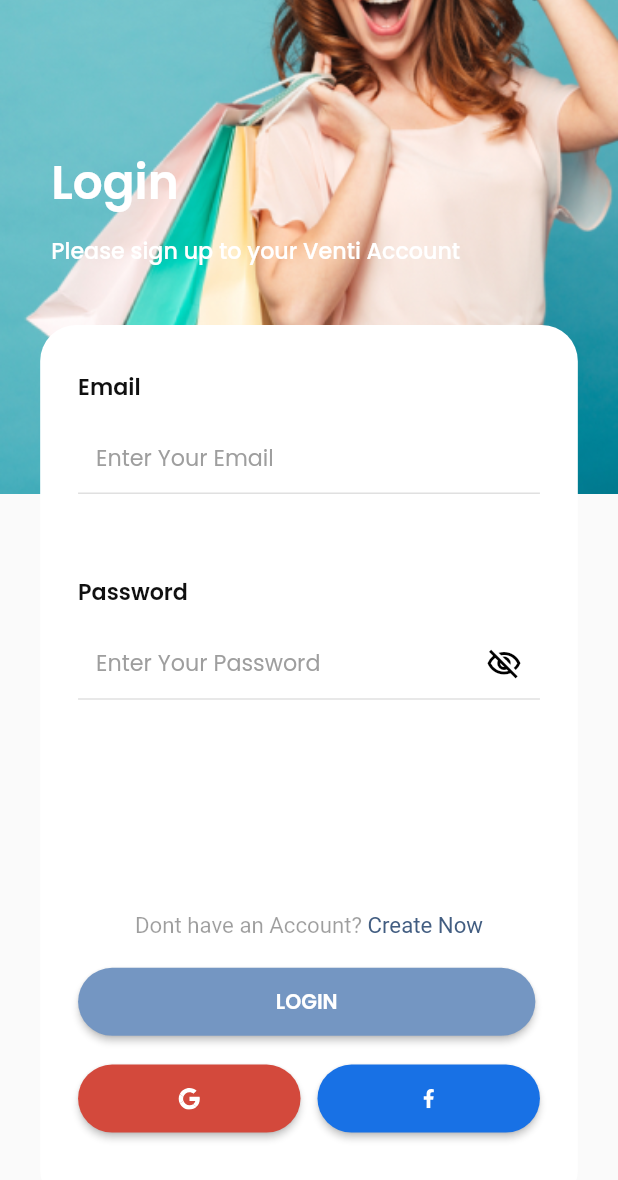
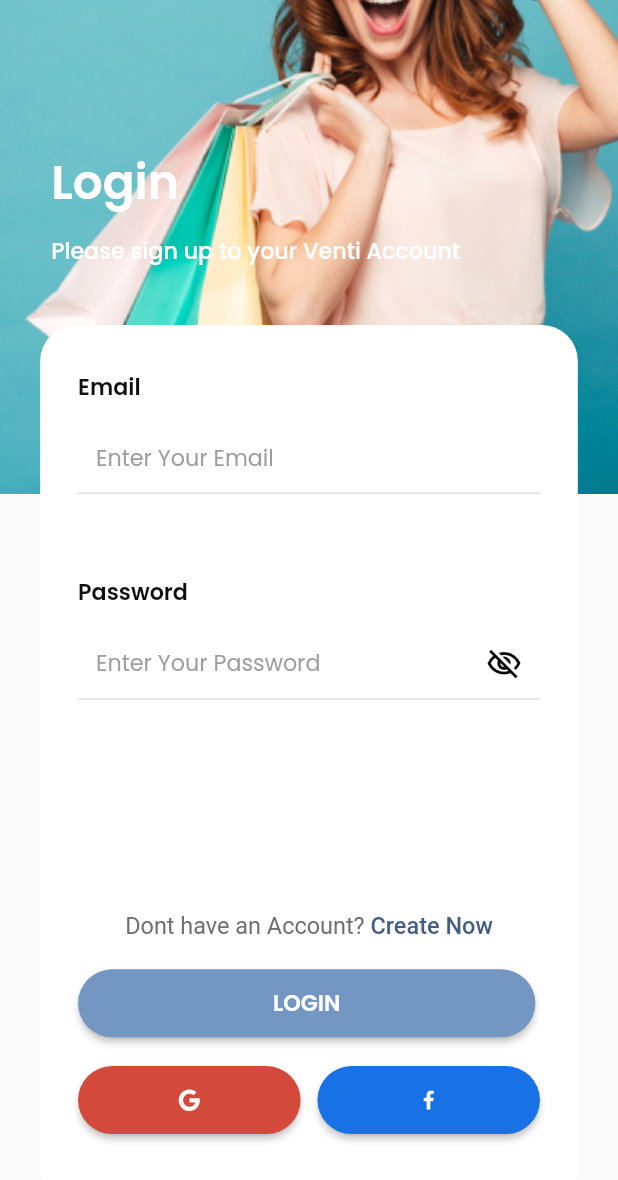
Before and after one commit to Usman3232/ecommerce_app, a Flutter app: the screen it shows after launch, after a tap on an icon or button, on a phone screen of 412 x 824 dp. Shown: the top 1180 px of the screen. Run offline on Flutter 3.47's test engine with Material 2 defaults, Android fonts, the phone set to English and light mode, and no system bars; our stand-ins replace animated_bottom_navigation_bar, country_picker, dotted_border, flutter_multi_formatter, flutter_neumorphic, flutter_slidable and 10 more; missing offline and left inert: custom_info_window.

Commit message:
initial clean ui

```diff
--- a/lib/views/pages/auth flow/login/login.dart
+++ b/lib/views/pages/auth flow/login/login.dart
@@ -1,9 +1,6 @@
 import 'package:ecommerce_app/constants/colors.dart';
 import 'package:ecommerce_app/constants/icons.dart';
 import 'package:ecommerce_app/constants/images.dart';
-
-
-
 import 'package:ecommerce_app/controllers/button_controller.dart';
 import 'package:ecommerce_app/utils/root.dart';
 import 'package:ecommerce_app/utils/size_config.dart';
@@ -120,14 +117,14 @@ class LoginPage extends StatelessWidget {
                               TextSpan(
                                   text: 'Dont have an Account?',
                                   style: TextStyle(
-                                      fontSize: SizeConfig.textMultiplier * 1.8,
+                                      fontSize: SizeConfig.textMultiplier * 1.9,
                                       fontWeight: FontWeight.w400,
-                                      color: Colors.black38)),
+                                      color: Color(0xff6F6F6F))),
                               TextSpan(
                                   text: ' Create Now',
                                   style: TextStyle(
-                                      fontSize: SizeConfig.textMultiplier * 1.8,
-                                      fontWeight: FontWeight.w400,
+                                      fontSize: SizeConfig.textMultiplier * 1.9,
+                                      fontWeight: FontWeight.w500,
                                       color: const Color(0xff425D81))),
                             ],
                           ),
@@ -151,7 +148,7 @@ class LoginPage extends StatelessWidget {
                         title: "LOGIN",
                         textcolour: Colors.white,
                         fontWeight: FontWeight.w600,
-                        fontSize: SizeConfig.textMultiplier * 1.65,
+                        fontSize: SizeConfig.textMultiplier * 1.8,
                       ),
                       SizedBox(
                         height: SizeConfig.heightMultiplier * 2,
--- a/lib/views/pages/buyer bottom nav bar/home/components/anytime_seller_section.dart
+++ b/lib/views/pages/buyer bottom nav bar/home/components/anytime_seller_section.dart
@@ -1,6 +1,4 @@
 import 'package:ecommerce_app/constants/height.dart';
-
-
 import 'package:ecommerce_app/models/homemodels/anytimesellermodel.dart';
 import 'package:ecommerce_app/utils/size_config.dart';
 import 'package:ecommerce_app/views/pages/buyer%20bottom%20nav%20bar/home/components/anytimesellercard.dart';
@@ -60,7 +58,7 @@ class AnyTimeSellerSection extends StatelessWidget {
                 child: ListView.builder(
                   itemCount: anytimeseller_model.length,
                   scrollDirection: Axis.horizontal,
-                  physics: BouncingScrollPhysics(),
+                  physics: const BouncingScrollPhysics(),
                   shrinkWrap: true,
                   itemBuilder: (context, index) {
                     return Padding(
@@ -79,7 +77,7 @@ class AnyTimeSellerSection extends StatelessWidget {
                             isstore: "isanytime",
                           ));
                         },
-                        islocation: true,
+                        islocation: false,
                       ),
                     );
                   },
--- a/lib/views/pages/buyer bottom nav bar/home/components/curatedshopcard.dart
+++ b/lib/views/pages/buyer bottom nav bar/home/components/curatedshopcard.dart
@@ -1,8 +1,6 @@
 import 'package:ecommerce_app/constants/colors.dart';
 import 'package:ecommerce_app/constants/height.dart';
 import 'package:ecommerce_app/constants/icons.dart';
-
-
 import 'package:ecommerce_app/constants/width.dart';
 import 'package:ecommerce_app/utils/size_config.dart';
 import 'package:ecommerce_app/views/widgets/TextView.dart';
@@ -113,10 +111,10 @@ class _CuratedShopCardState extends State<CuratedShopCard> {
                 width: SizeConfig.widthMultiplier * 1.6,
               ),
               TextView(
-                text: widget.reviews.toString() + "( Reviews)",
+                text: "(" + widget.reviews.toString() + " Reviews)",
                 fontWeight: FontWeight.w400,
                 size: SizeConfig.textMultiplier * 1.4,
-                color: Color(0xff7E7C7C),
+                color: Color(0xffB7B7B7),
               ),
             ],
           )
--- a/lib/views/pages/buyer bottom nav bar/home/components/new_adds.dart
+++ b/lib/views/pages/buyer bottom nav bar/home/components/new_adds.dart
@@ -36,7 +36,7 @@ class NewAdds extends StatelessWidget {
               count: pages.length,
               effect: ExpandingDotsEffect(
                 activeDotColor: Colors.black,
-                dotHeight: SizeConfig.heightMultiplier * 0.4,
+                dotHeight: SizeConfig.heightMultiplier * 0.33,
                 dotWidth: SizeConfig.widthMultiplier * 1.5,
               ),
             ),
--- a/lib/views/pages/buyer bottom nav bar/home/components/trending_section.dart
+++ b/lib/views/pages/buyer bottom nav bar/home/components/trending_section.dart
@@ -1,4 +1,3 @@
-
 import 'package:ecommerce_app/models/homemodels/curatedshopmodel.dart';
 import 'package:ecommerce_app/utils/size_config.dart';
 import 'package:ecommerce_app/views/pages/buyer%20bottom%20nav%20bar/home/components/curatedshopcard.dart';
@@ -19,7 +18,7 @@ class TrendingSection extends StatelessWidget {
         itemCount: curatedshop_model.length,
         scrollDirection: Axis.horizontal,
         shrinkWrap: true,
-        physics: BouncingScrollPhysics(),
+        physics: const BouncingScrollPhysics(),
         itemBuilder: (context, index) {
           return Padding(
             padding: EdgeInsets.only(left: SizeConfig.widthMultiplier * 6.13),
```
Also changed, not shown: lib/views/pages/buyer bottom nav bar/home/components/anytimesellercard.dart (+6 -7 lines), lib/views/pages/buyer bottom nav bar/home/components/serviceprovidercard.dart (+8 -8 lines), lib/views/pages/buyer bottom nav bar/home/home_page.dart (+4 -6 lines), lib/views/widgets/carousel_card_widget.dart (+5 -11 lines).
